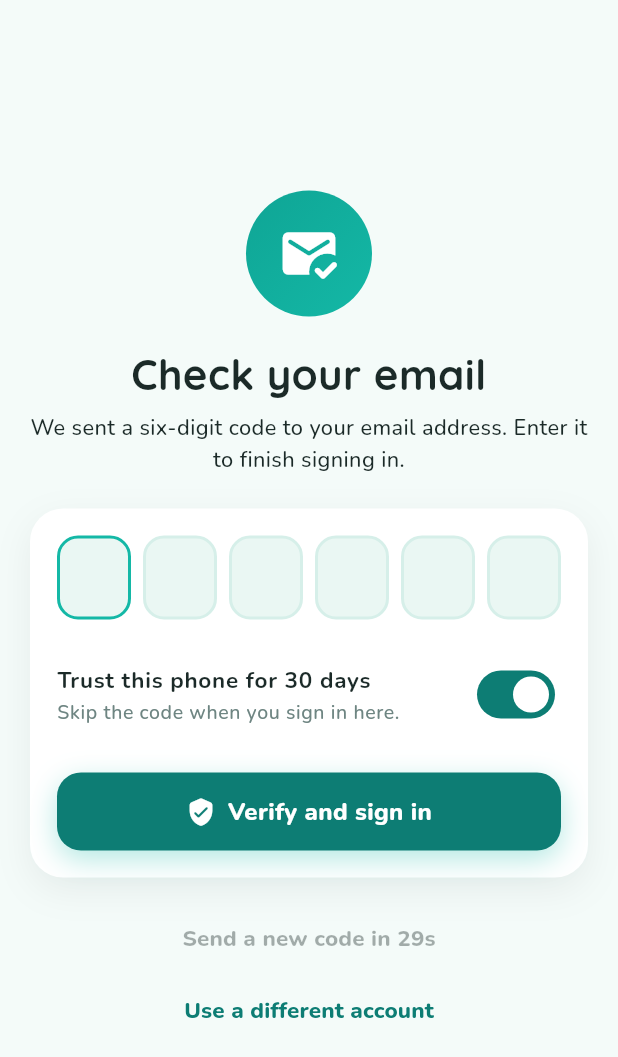
After one commit to Alysa-Gathoni/Nurtura, a Flutter app: the VerifyCodeScreen screen opened directly, on a phone screen of 412 x 824 dp. The commit adds this screen. Shown: the top 1057 px of the screen. Run offline on Flutter 3.47's test engine with Material 3 defaults, Android fonts, the phone set to English and light mode, and no system bars; our stand-ins replace flutter_secure_storage, google_fonts, shared_preferences; accounts and stored records are empty.

Commit message:
feat: two-step verification code screen in the app (#91)
Login and registration now return either a token (a trusted phone) or a
challenge; the app then shows a six-digit code screen with resend
countdown, a 'trust this phone for 30 days' switch and a way back to the
login form. A random device ID is kept in secure storage across logouts.

```diff
--- a/mobile/nurtura_app/lib/main.dart
+++ b/mobile/nurtura_app/lib/main.dart
@@ -4,9 +4,11 @@ import 'package:provider/provider.dart';
 import 'config.dart';
 import 'screens/auth_screen.dart';
 import 'screens/home_shell.dart';
+import 'screens/verify_code_screen.dart';
 import 'services/api_client.dart';
 import 'state/auth_state.dart';
 import 'state/children_state.dart';
+import 'state/device_id_store.dart';
 import 'state/engagement.dart';
 import 'state/preferences.dart';
 import 'state/recommendation_cache.dart';
@@ -21,6 +23,7 @@ void main() {
       tokenStore: SecureTokenStore(),
       recommendationCache: SharedPrefsRecommendationCache(),
       preferences: SharedPrefsPreferences(),
+      deviceIds: SecureDeviceIdStore(),
     ),
   );
 }
@@ -32,12 +35,14 @@ class NurturaApp extends StatelessWidget {
     required this.tokenStore,
     required this.recommendationCache,
     required this.preferences,
+    required this.deviceIds,
   });
 
   final ApiClient api;
   final TokenStore tokenStore;
   final RecommendationCache recommendationCache;
   final Preferences preferences;
+  final DeviceIdStore deviceIds;
 
   @override
   Widget build(BuildContext context) {
@@ -52,6 +57,7 @@ class NurturaApp extends StatelessWidget {
           create: (_) => AuthState(
             api: api,
             store: tokenStore,
+            deviceIds: deviceIds,
             // Forget this account's data on the phone when it signs out.
             onSessionCleared: () async {
               await recommendationCache.clear();
@@ -86,6 +92,7 @@ class AuthGate extends StatelessWidget {
         body: Center(child: CircularProgressIndicator()),
       ),
       AuthStatus.signedOut => const AuthScreen(),
+      AuthStatus.codeRequired => const VerifyCodeScreen(),
       AuthStatus.signedIn => const HomeShell(),
     };
   }
--- /dev/null
+++ b/mobile/nurtura_app/lib/screens/verify_code_screen.dart
@@ -0,0 +1,338 @@
+import 'dart:async';
+
+import 'package:flutter/material.dart';
+import 'package:flutter/services.dart';
+import 'package:provider/provider.dart';
+
+import '../services/api_client.dart';
+import '../state/auth_state.dart';
+import '../theme/app_colors.dart';
+import '../theme/app_theme.dart';
+import '../widgets/app_card.dart';
+import '../widgets/buttons.dart';
+import '../widgets/message_banner.dart';
+
+/// The second sign-in step: the six-digit code emailed to the caregiver
+/// (#91). Shown on a phone the account has not trusted yet.
+class VerifyCodeScreen extends StatefulWidget {
+  const VerifyCodeScreen({super.key});
+
+  static const codeLength = 6;
+
+  @override
+  State<VerifyCodeScreen> createState() => _VerifyCodeScreenState();
+}
+
+class _VerifyCodeScreenState extends State<VerifyCodeScreen> {
+  final _code = TextEditingController();
+  final _focus = FocusNode();
+
+  bool _remember = true;
+  bool _submitting = false;
+  bool _resending = false;
+  String? _error;
+  String? _notice;
+  int _wait = 0;
+  Timer? _timer;
+
+  @override
+  void initState() {
+    super.initState();
+    final challenge = context.read<AuthState>().challenge;
+    _startCountdown(challenge?.resendAfter.inSeconds ?? 30);
+  }
+
+  @override
+  void dispose() {
+    _timer?.cancel();
+    _code.dispose();
+    _focus.dispose();
+    super.dispose();
+  }
+
+  void _startCountdown(int seconds) {
+    _timer?.cancel();
+    setState(() => _wait = seconds);
+    if (seconds <= 0) return;
+    _timer = Timer.periodic(const Duration(seconds: 1), (t) {
+      if (!mounted) return t.cancel();
+      setState(() => _wait--);
+      if (_wait <= 0) t.cancel();
+    });
+  }
+
+  void _changed(String value) {
+    setState(() => _error = null);
+    if (value.length == VerifyCodeScreen.codeLength) _submit();
+  }
+
+  Future<void> _submit() async {
+    if (_submitting) return;
+    if (_code.text.length != VerifyCodeScreen.codeLength) {
+      setState(() => _error = 'Enter all six digits from the email.');
+      return;
+    }
+    setState(() {
+      _submitting = true;
+      _error = null;
+      _notice = null;
+    });
+    try {
+      await context.read<AuthState>().verifyCode(
+        _code.text,
+        rememberDevice: _remember,
+      );
+    } on ApiException catch (e) {
+      if (!mounted) return;
+      setState(() => _error = e.message);
+      _code.clear();
+      _focus.requestFocus();
+    } finally {
+      if (mounted) setState(() => _submitting = false);
+    }
+  }
+
+  Future<void> _resend() async {
+    if (_resending || _wait > 0) return;
+    setState(() {
+      _resending = true;
+      _error = null;
+      _notice = null;
+    });
+    try {
+      final challenge = await context.read<AuthState>().resendCode();
+      if (!mounted) return;
+      _code.clear();
+      setState(() => _notice = 'A new code is on its way.');
+      _startCountdown(challenge?.resendAfter.inSeconds ?? 30);
+    } on ApiException catch (e) {
+      if (mounted) setState(() => _error = e.message);
+    } finally {
+      if (mounted) setState(() => _resending = false);
+    }
+  }
+
+  @override
+  Widget build(BuildContext context) {
+    final p = context.palette;
+    final auth = context.watch<AuthState>();
+    final hint = auth.challenge?.emailHint ?? 'your email address';
+
+    return Scaffold(
+      body: SafeArea(
+        child: Center(
+          child: SingleChildScrollView(
+            padding: const EdgeInsets.all(20),
+            child: ConstrainedBox(
+              constraints: const BoxConstraints(maxWidth: 440),
+              child: Column(
+                crossAxisAlignment: CrossAxisAlignment.stretch,
+                children: [
+                  Center(
+                    child: Container(
+                      width: 84,
+                      height: 84,
+                      decoration: BoxDecoration(
+                        shape: BoxShape.circle,
+                        gradient: LinearGradient(
+                          colors: [p.headerStart, p.headerEnd],
+                          begin: Alignment.topLeft,
+                          end: Alignment.bottomRight,
+                        ),
+                      ),
+                      child: const Icon(
+                        Icons.mark_email_read_rounded,
+                        color: Colors.white,
+                        size: 42,
+                      ),
+                    ),
+                  ),
+                  const SizedBox(height: 18),
+                  Text(
+                    'Check your email',
+                    textAlign: TextAlign.center,
+                    style: AppText.quicksand(size: 28, color: p.ink),
+                  ),
+                  const SizedBox(height: 6),
+                  Text(
+                    'We sent a six-digit code to $hint. '
+                    'Enter it to finish signing in.',
+                    key: const Key('codeHint'),
+                    textAlign: TextAlign.center,
+                    style: Theme.of(context).textTheme.bodyMedium,
+                  ),
+                  const SizedBox(height: 22),
+                  AppCard(
+                    padding: const EdgeInsets.all(18),
+                    child: Column(
+                      crossAxisAlignment: CrossAxisAlignment.stretch,
+                      children: [
+                        _CodeBoxes(
+                          controller: _code,
+                          focusNode: _focus,
+                          enabled: !_submitting,
+                          onChanged: _changed,
+                        ),
+                        const SizedBox(height: 14),
+                        SwitchListTile.adaptive(
+                          key: const Key('rememberDevice'),
+                          contentPadding: EdgeInsets.zero,
+                          value: _remember,
+                          onChanged: _submitting
+                              ? null
+                              : (v) => setState(() => _remember = v),
+                          title: Text(
+                            'Trust this phone for 30 days',
+                            style: AppText.nunito(
+                              size: 15,
+                              weight: FontWeight.w700,
+                              color: p.ink,
+                            ),
+                          ),
+                          subtitle: Text(
+                            'Skip the code when you sign in here.',
+                            style: Theme.of(context).textTheme.bodySmall,
+                          ),
+                        ),
+                        if (_error != null) ...[
+                          const SizedBox(height: 8),
+                          MessageBanner.error(
+                            _error!,
+                            key: const Key('codeError'),
+                          ),
+                        ],
+                        if (_notice != null && _error == null) ...[
+                          const SizedBox(height: 8),
+                          MessageBanner.success(_notice!),
+                        ],
+                        const SizedBox(height: 16),
+                        PrimaryButton(
+                          key: const Key('verifyButton'),
+                          label: 'Verify and sign in',
+                          icon: Icons.verified_user_rounded,
+                          loading: _submitting,
+                          onPressed: _submit,
+                        ),
+                      ],
+                    ),
+                  ),
+                  const SizedBox(height: 16),
+                  TextButton(
+                    key: const Key('resendButton'),
+                    onPressed: _wait > 0 || _resending || _submitting
+                        ? null
+                        : _resend,
+                    child: Text(
+                      _wait > 0
+                          ? 'Send a new code in ${_wait}s'
+                          : 'Send a new code',
+                    ),
+                  ),
+                  TextButton(
+                    key: const Key('differentAccountButton'),
+                    onPressed: _submitting
+                        ? null
+                        : context.read<AuthState>().cancelChallenge,
+                    child: const Text('Use a different account'),
+                  ),
+                ],
+              ),
+            ),
+          ),
+        ),
+      ),
+    );
+  }
+}
+
+/// Six boxes over one hidden text field, so paste and the SMS/email
+/// autofill suggestion still work.
+class _CodeBoxes extends StatelessWidget {
+  const _CodeBoxes({
+    required this.controller,
+    required this.focusNode,
+    required this.enabled,
+    required this.onChanged,
+  });
+
+  final TextEditingController controller;
+  final FocusNode focusNode;
+  final bool enabled;
+  final ValueChanged<String> onChanged;
+
+  @override
+  Widget build(BuildContext context) {
+    final p = context.palette;
+    return GestureDetector(
+      onTap: focusNode.requestFocus,
+      child: Stack(
+        alignment: Alignment.center,
+        children: [
+          ListenableBuilder(
+            listenable: Listenable.merge([controller, focusNode]),
+            builder: (context, _) {
+              final text = controller.text;
+              return Row(
+                children: [
+                  for (var i = 0; i < VerifyCodeScreen.codeLength; i++) ...[
+                    if (i > 0) const SizedBox(width: 8),
+                    Expanded(
+                      child: AnimatedContainer(
+                        duration: const Duration(milliseconds: 150),
+                        height: 56,
+                        alignment: Alignment.center,
+                        decoration: BoxDecoration(
+                          color: i < text.length ? p.mint : p.cardAlt,
+                          borderRadius: BorderRadius.circular(AppRadii.field),
+                          border: Border.all(
+                            width: 2,
+                            color:
+                                focusNode.hasFocus &&
+                                    i ==
+                                        text.length.clamp(
+                                          0,
+                                          VerifyCodeScreen.codeLength - 1,
+                                        )
+                                ? p.teal
+                                : p.border,
+                          ),
+                        ),
+                        child: Text(
+                          i < text.length ? text[i] : '',
+                          style: AppText.quicksand(size: 24, color: p.ink),
+                        ),
+                      ),
+                    ),
+                  ],
+                ],
+              );
+            },
+          ),
+          // The real input: invisible, covering the boxes.
+          Positioned.fill(
+            child: Opacity(
+              opacity: 0,
+              child: TextField(
+                key: const Key('codeField'),
+                controller: controller,
+                focusNode: focusNode,
+                enabled: enabled,
+                autofocus: true,
+                showCursor: false,
+                keyboardType: TextInputType.number,
+                autofillHints: const [AutofillHints.oneTimeCode],
+                maxLength: VerifyCodeScreen.codeLength,
+                inputFormatters: [FilteringTextInputFormatter.digitsOnly],
+                decoration: const InputDecoration(
+                  counterText: '',
+                  border: InputBorder.none,
+                ),
+                onChanged: onChanged,
+              ),
+            ),
+          ),
+        ],
+      ),
+    );
+  }
+}
--- a/mobile/nurtura_app/lib/services/auth_service.dart
+++ b/mobile/nurtura_app/lib/services/auth_service.dart
@@ -8,7 +8,49 @@ class AuthResult {
   final AppUser user;
 }
 
-/// Token authentication against /api/auth/.
+/// An emailed code is needed before signing in (#91).
+class CodeChallenge {
+  const CodeChallenge({
+    required this.id,
+    required this.emailHint,
+    required this.expiresIn,
+    required this.resendAfter,
+  });
+
+  factory CodeChallenge.fromJson(Map<String, dynamic> json) => CodeChallenge(
+    id: json['challenge'] as String,
+    emailHint: json['email_hint'] as String? ?? 'your email address',
+    expiresIn: Duration(seconds: json['expires_in'] as int? ?? 600),
+    resendAfter: Duration(seconds: json['resend_after'] as int? ?? 30),
+  );
+
+  final String id;
+
+  /// Where the code was sent, partly hidden: "w***@example.com".
+  final String emailHint;
+  final Duration expiresIn;
+  final Duration resendAfter;
+}
+
+/// The result of a password step: signed in (a trusted phone), or a code
+/// is needed.
+sealed class LoginOutcome {
+  const LoginOutcome();
+}
+
+class SignedIn extends LoginOutcome {
+  const SignedIn(this.result);
+
+  final AuthResult result;
+}
+
+class CodeRequired extends LoginOutcome {
+  const CodeRequired(this.challenge);
+
+  final CodeChallenge challenge;
+}
+
+/// Token authentication against /api/auth/, with the emailed second step.
 ///
 /// Caregivers sign in with their email, so the email (lower-cased) is also
 /// their username on the backend.
@@ -17,15 +59,20 @@ class AuthService {
 
   final ApiClient _api;
 
-  Future<AuthResult> register(String email, String password) async {
+  Future<LoginOutcome> register(
+    String email,
+    String password, {
+    String? deviceId,
+  }) async {
     final normalized = _normalize(email);
     try {
       final data = await _api.post('/api/auth/register/', {
         'username': normalized,
         'email': normalized,
         'password': password,
+        'device_id': ?deviceId,
       });
-      return _result(data);
+      return _outcome(data);
     } on ApiException catch (e) {
       // The username is the email, so a duplicate is reported on both fields;
       // show it once, on the email field.
@@ -42,21 +89,70 @@ class AuthService {
     }
   }
 
-  Future<AuthResult> login(String email, String password) async {
+  Future<LoginOutcome> login(
+    String email,
+    String password, {
+    String? deviceId,
+  }) async {
     try {
       final data = await _api.post('/api/auth/login/', {
         'username': _normalize(email),
         'password': password,
+        'device_id': ?deviceId,
       });
-      return _result(data);
+      return _outcome(data);
     } on ApiException catch (e) {
       if (e.statusCode == 400) {
+        // A plain message from the server (e.g. no email for the code) is
+        // kept; otherwise it was the password.
+        final general = e.field('non_field_errors');
         throw ApiException(
-          "That email and password don't match an account.",
+          general != null && !general.contains('Unable to log in')
+              ? general
+              : "That email and password don't match an account.",
           statusCode: 400,
         );
       }
       rethrow;
+    }
+  }
+
+  /// Exchanges the emailed code for a token; [remember] trusts this phone.
+  Future<AuthResult> verify(
+    CodeChallenge challenge,
+    String code, {
+    String? deviceId,
+    bool remember = true,
+  }) async {
+    try {
+      return _result(
+        await _api.post('/api/auth/login/verify/', {
+          'challenge': challenge.id,
+          'code': code.replaceAll(RegExp(r'\s'), ''),
+          'device_id': ?deviceId,
+          'remember_device': remember,
+        }),
+      );
+    } on ApiException catch (e) {
+      throw ApiException(
+        e.field('code') ?? e.message,
+        statusCode: e.statusCode,
+      );
+    }
+  }
+
+  /// Emails a fresh code for the same challenge.
+  Future<CodeChallenge> resend(CodeChallenge challenge) async {
+    try {
+      return CodeChallenge.fromJson(
+        await _api.post('/api/auth/login/resend/', {'challenge': challenge.id})
+            as Map<String, dynamic>,
+      );
+    } on ApiException catch (e) {
+      throw ApiException(
+        e.field('code') ?? e.message,
+        statusCode: e.statusCode,
+      );
     }
   }
 
@@ -67,6 +163,12 @@ class AuthService {
 
   static String _normalize(String email) => email.trim().toLowerCase();
 
+  static LoginOutcome _outcome(dynamic data) {
+    final json = data as Map<String, dynamic>;
+    if (json['token'] != null) return SignedIn(_result(json));
+    return CodeRequired(CodeChallenge.fromJson(json));
+  }
+
   static AuthResult _result(dynamic data) {
     final json = data as Map<String, dynamic>;
     return AuthResult(
--- a/mobile/nurtura_app/lib/state/auth_state.dart
+++ b/mobile/nurtura_app/lib/state/auth_state.dart
@@ -3,15 +3,17 @@ import 'package:flutter/foundation.dart';
 import '../models/app_user.dart';
 import '../services/api_client.dart';
 import '../services/auth_service.dart';
+import 'device_id_store.dart';
 import 'token_store.dart';
 
-enum AuthStatus { unknown, signedOut, signedIn }
+enum AuthStatus { unknown, signedOut, codeRequired, signedIn }
 
 /// Who is signed in, shared across screens.
 class AuthState extends ChangeNotifier {
   AuthState({
     required ApiClient api,
     required this._store,
+    required this._deviceIds,
     this.onSessionCleared,
   }) : _api = api,
        _auth = AuthService(api);
@@ -23,10 +25,14 @@ class AuthState extends ChangeNotifier {
 
   final ApiClient _api;
   final TokenStore _store;
+  final DeviceIdStore _deviceIds;
   final AuthService _auth;
 
   AuthStatus status = AuthStatus.unknown;
   AppUser? user;
+
+  /// The emailed-code step in progress, while [status] is codeRequired.
+  CodeChallenge? challenge;
 
   /// Restores a saved session on launch.
   Future<void> restore() async {
@@ -47,11 +53,39 @@ class AuthState extends ChangeNotifier {
     }
   }
 
-  Future<void> register(String email, String password) async =>
-      _signIn(await _auth.register(email, password));
+  Future<void> register(String email, String password) async => _handle(
+    await _auth.register(email, password, deviceId: await _deviceIds.id()),
+  );
 
-  Future<void> login(String email, String password) async =>
-      _signIn(await _auth.login(email, password));
+  Future<void> login(String email, String password) async => _handle(
+    await _auth.login(email, password, deviceId: await _deviceIds.id()),
+  );
+
+  /// Finishes signing in with the emailed code.
+  Future<void> verifyCode(String code, {bool rememberDevice = true}) async {
+    final pending = challenge;
+    if (pending == null) return;
+    await _signIn(
+      await _auth.verify(
+        pending,
+        code,
+        deviceId: await _deviceIds.id(),
+        remember: rememberDevice,
+      ),
+    );
+  }
+
+  /// Emails a new code; returns the refreshed challenge.
+  Future<CodeChallenge?> resendCode() async {
+    final pending = challenge;
+    if (pending == null) return null;
+    challenge = await _auth.resend(pending);
+    notifyListeners();
+    return challenge;
+  }
+
+  /// Back to the login form ("use a different account").
+  void cancelChallenge() => _setSignedOut();
 
   Future<void> logout() async {
     try {
@@ -74,16 +108,29 @@ class AuthState extends ChangeNotifier {
     _setSignedOut();
   }
 
+  Future<void> _handle(LoginOutcome outcome) async {
+    switch (outcome) {
+      case SignedIn(:final result):
+        await _signIn(result);
+      case CodeRequired(challenge: final c):
+        challenge = c;
+        status = AuthStatus.codeRequired;
+        notifyListeners();
+    }
+  }
+
   Future<void> _signIn(AuthResult result) async {
     await _store.write(result.token);
     _api.token = result.token;
     user = result.user;
+    challenge = null;
     status = AuthStatus.signedIn;
     notifyListeners();
   }
 
   void _setSignedOut() {
     user = null;
+    challenge = null;
     status = AuthStatus.signedOut;
     notifyListeners();
   }
```
Also changed, not shown: mobile/nurtura_app/lib/state/device_id_store.dart (added, +40 -0 lines), 5 other files.
